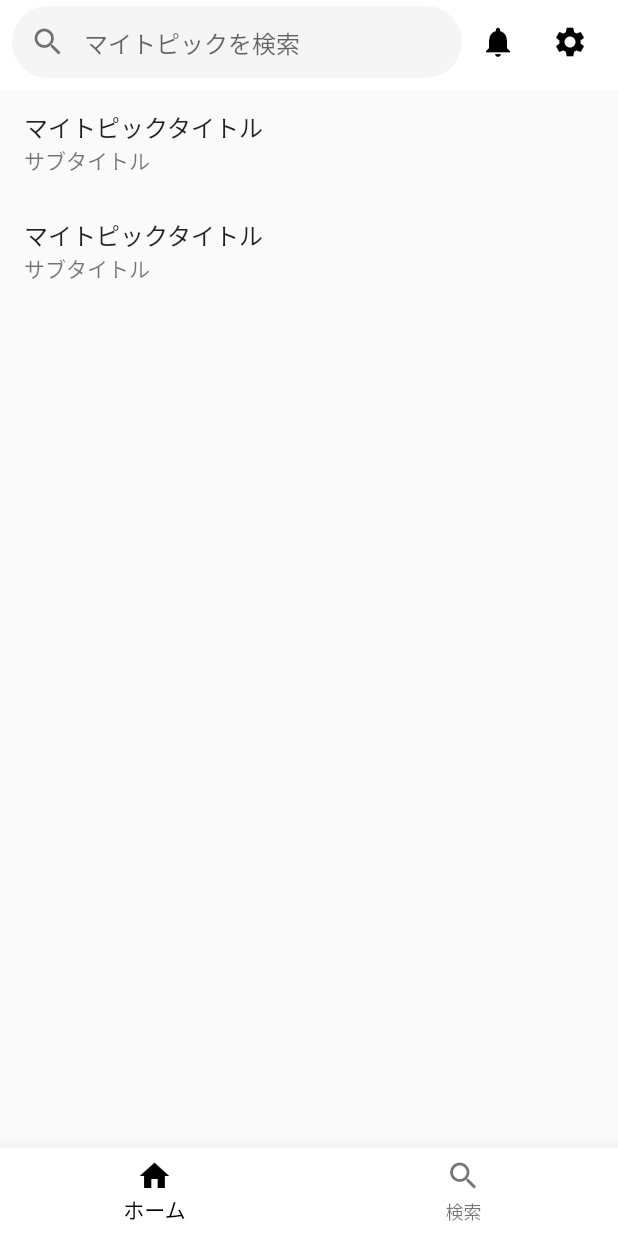
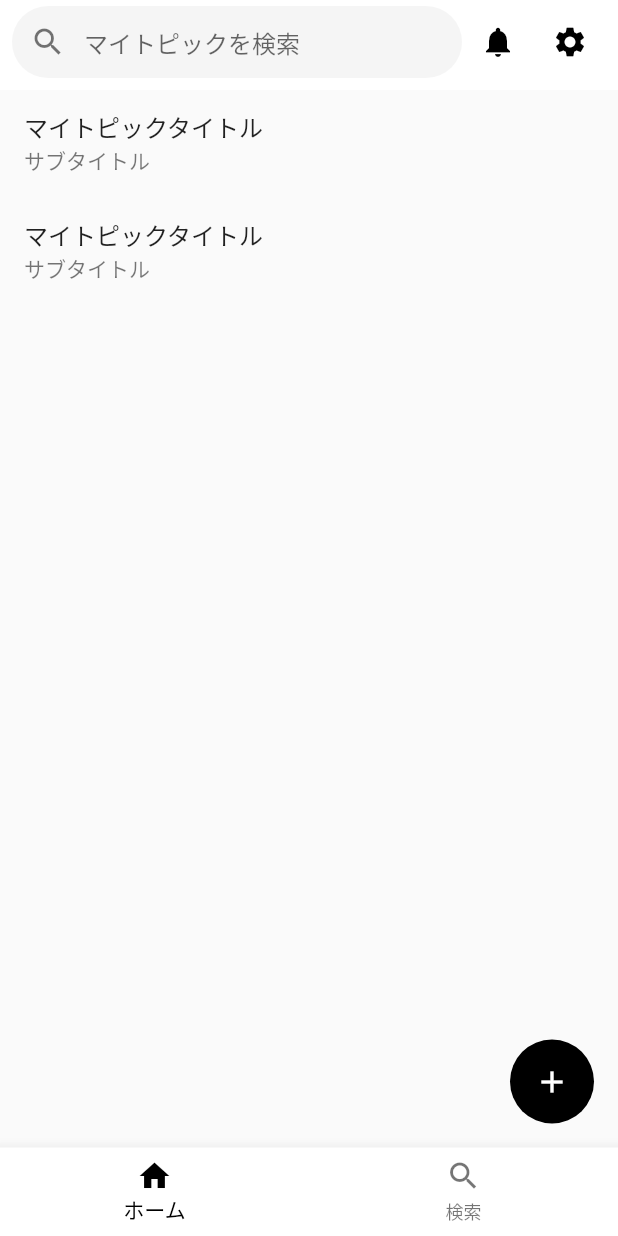
Before and after one commit to takeruk-com/chatachata, a Flutter app: the screen it shows after launch, on a phone screen of 412 x 824 dp. Run offline on Flutter 3.47's test engine with Material 2 defaults, Android fonts, the phone set to English and light mode, and no system bars.

Commit message:
追加：FloatingActionButtonの追加

```diff
--- a/flutter_application/lib/home/home_page.dart
+++ b/flutter_application/lib/home/home_page.dart
@@ -139,6 +139,10 @@ class _HomePageState extends State<HomePage> {
                 )
         ],
       ),
+      floatingActionButton: FloatingActionButton(
+        onPressed: () {},
+        child: const Icon(Icons.add),
+      ),
     );
   }
 }
--- a/flutter_application/lib/main.dart
+++ b/flutter_application/lib/main.dart
@@ -25,6 +25,10 @@ class MyApp extends StatelessWidget {
           prefixIconColor: Colors.black54,
           suffixIconColor: Colors.black54,
         ),
+        floatingActionButtonTheme: const FloatingActionButtonThemeData(
+          backgroundColor: Colors.black,
+          elevation: 0,
+        ),
         bottomNavigationBarTheme: const BottomNavigationBarThemeData(
           backgroundColor: Colors.white,
           selectedItemColor: Colors.black,
@@ -39,6 +43,8 @@ class MyApp extends StatelessWidget {
           prefixIconColor: Colors.white70,
           suffixIconColor: Colors.white70,
         ),
+        floatingActionButtonTheme:
+            const FloatingActionButtonThemeData(elevation: 0),
         bottomNavigationBarTheme:
             const BottomNavigationBarThemeData(backgroundColor: Colors.black),
       ),
```
